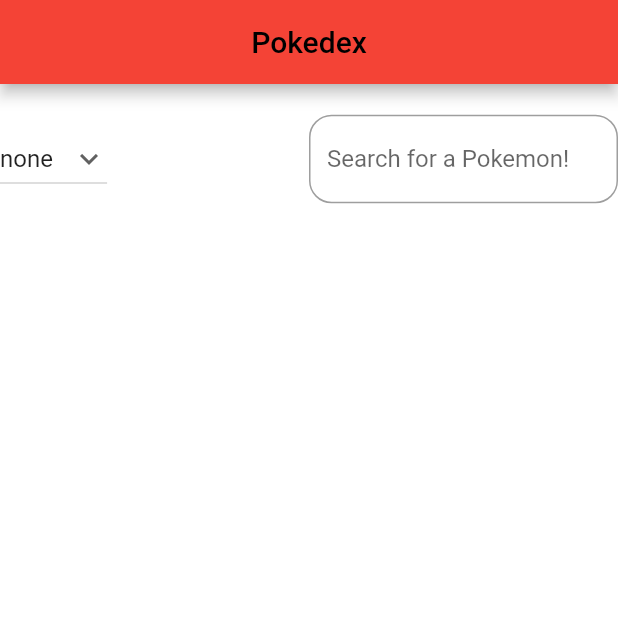
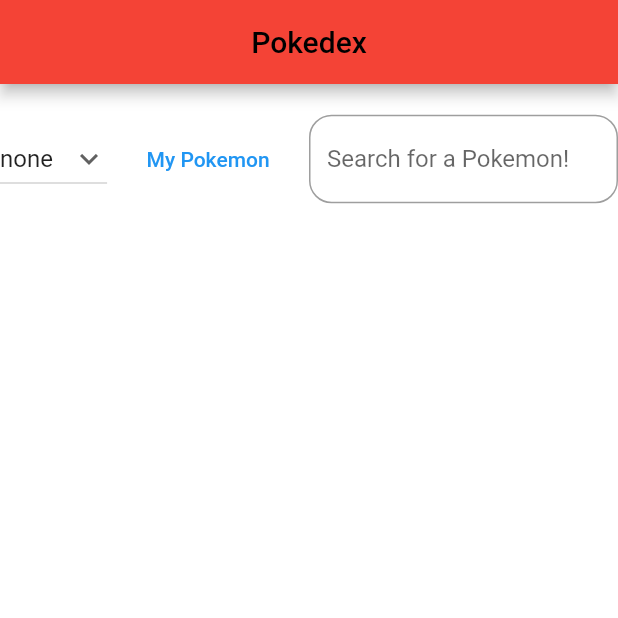
Before and after one commit to rbharath99/Pokemon-App, a Flutter app: the screen it shows after launch, on a phone screen of 412 x 824 dp, the top half of it. Run offline on Flutter 3.47's test engine with Material 2 defaults, Android fonts, the phone set to English and light mode, and no system bars; our stand-ins replace equatable, flutter_bloc; network calls fail.

Commit message:
feat: added a favorites view for pokemon

```diff
--- a/lib/pokemon/bloc/pokemon_bloc.dart
+++ b/lib/pokemon/bloc/pokemon_bloc.dart
@@ -17,6 +17,8 @@
     on<FetchPokemonData>(_fetchPokemonData);
     on<SearchPokemon>(_searchPokemon);
     on<FilterPokemon>(_filterPokemon);
+    on<AddPokemon>(_addPokemon);
+    on<RemovePokemon>(_removePokemon);
   }
 
   final PokemonRepository _pokemonRepository;
@@ -45,21 +47,45 @@
     ));
   }
 
-  Future<void> _filterPokemon(FilterPokemon event, Emitter<PokemonState> emit) async {
+  Future<void> _filterPokemon(
+      FilterPokemon event, Emitter<PokemonState> emit) async {
     final option = event.filterOption;
-    switch(option) {
+    switch (option) {
       case 'none':
         final pokemonList = await _pokemonRepository.fetchPokemonData();
-        emit(state.copyWith(filteredPokemons: pokemonList, status: BlocStatus.success, selectedOption: option));
+        emit(state.copyWith(
+            filteredPokemons: pokemonList,
+            status: BlocStatus.success,
+            selectedOption: option));
         break;
       case 'height':
         state.pokemons.sort((b, a) => a.height.compareTo(b.height));
-        emit(state.copyWith(filteredPokemons: state.pokemons, status: BlocStatus.success, selectedOption: option));
+        emit(state.copyWith(
+            filteredPokemons: state.pokemons,
+            status: BlocStatus.success,
+            selectedOption: option));
         break;
       case 'weight':
         state.pokemons.sort((b, a) => a.weight.compareTo(b.weight));
-        emit(state.copyWith(filteredPokemons: state.pokemons, status: BlocStatus.success, selectedOption: option));
+        emit(state.copyWith(
+            filteredPokemons: state.pokemons,
+            status: BlocStatus.success,
+            selectedOption: option));
         break;
     }
   }
+
+  void _addPokemon(AddPokemon event, Emitter<PokemonState> emit) {
+    final selectedPokemon = event.pokemon;
+    final List<Pokemon> pokemonList = List.from(state.myPokemons)
+      ..add(selectedPokemon);
+    emit(state.copyWith(myPokemons: pokemonList, status: BlocStatus.added));
+  }
+
+  void _removePokemon(RemovePokemon event, Emitter<PokemonState> emit) {
+    final selectedPokemon = event.pokemon;
+    final List<Pokemon> pokemonList = List.from(state.myPokemons)
+      ..remove(selectedPokemon);
+    emit(state.copyWith(myPokemons: pokemonList, status: BlocStatus.removed));
+  }
 }
--- a/lib/pokemon/bloc/pokemon_event.dart
+++ b/lib/pokemon/bloc/pokemon_event.dart
@@ -21,9 +21,26 @@
 class FilterPokemon extends PokemonEvent {
   final String filterOption;
 
-
   const FilterPokemon({required this.filterOption});
 
   @override
   List<Object?> get props => [filterOption];
 }
+
+class AddPokemon extends PokemonEvent {
+  final Pokemon pokemon;
+
+  const AddPokemon({required this.pokemon});
+
+  @override
+  List<Object?> get props => [pokemon];
+}
+
+class RemovePokemon extends PokemonEvent {
+  final Pokemon pokemon;
+
+  const RemovePokemon({required this.pokemon});
+
+  @override
+  List<Object?> get props => [pokemon];
+}
--- a/lib/pokemon/bloc/pokemon_state.dart
+++ b/lib/pokemon/bloc/pokemon_state.dart
@@ -4,6 +4,7 @@
   const PokemonState({
     this.status = BlocStatus.initial,
     this.pokemons = const [],
+    this.myPokemons = const [],
     this.filteredPokemons = const [],
     this.filterOptions = const ['none', 'height', 'weight'],
     this.selectedOption = 'none',
@@ -11,6 +12,7 @@
 
   final BlocStatus status;
   final List<Pokemon> pokemons;
+  final List<Pokemon> myPokemons;
   final List<Pokemon> filteredPokemons;
   final List<String> filterOptions;
   final String selectedOption;
@@ -18,6 +20,7 @@
   PokemonState copyWith({
     BlocStatus? status,
     List<Pokemon>? pokemons,
+    List<Pokemon>? myPokemons,
     List<Pokemon>? filteredPokemons,
     List<String>? filterOptions,
     String? selectedOption,
@@ -25,6 +28,7 @@
     return PokemonState(
       status: status ?? this.status,
       pokemons: pokemons ?? this.pokemons,
+      myPokemons: myPokemons ?? this.myPokemons,
       filteredPokemons: filteredPokemons ?? this.filteredPokemons,
       filterOptions: filterOptions ?? this.filterOptions,
       selectedOption: selectedOption ?? this.selectedOption,
@@ -32,5 +36,12 @@
   }
 
   @override
-  List<Object> get props => [status, pokemons, filteredPokemons, filterOptions, selectedOption];
+  List<Object> get props => [
+        status,
+        pokemons,
+        myPokemons,
+        filteredPokemons,
+        filterOptions,
+        selectedOption
+      ];
 }
--- a/lib/pokemon/view/pokemon_card.dart
+++ b/lib/pokemon/view/pokemon_card.dart
@@ -1,18 +1,15 @@
 import 'package:flutter/material.dart';
+import 'package:flutter_bloc/flutter_bloc.dart';
+import 'package:pokedex/pokemon/bloc/pokemon_bloc.dart';
 import 'package:pokedex/pokemon/models/pokemon.dart';
 import 'package:pokedex/pokemon/view/pokemon_details.dart';
 import 'package:pokedex/utils/map_pokemon_type_to_color.dart';
 
-class PokemonCard extends StatefulWidget {
+class PokemonCard extends StatelessWidget {
   const PokemonCard({Key? key, required this.pokemon}) : super(key: key);
 
   final Pokemon pokemon;
 
-  @override
-  State<PokemonCard> createState() => _PokemonCardState();
-}
-
-class _PokemonCardState extends State<PokemonCard> {
   @override
   Widget build(BuildContext context) {
     return OutlinedButton(
@@ -20,13 +17,13 @@
         Navigator.push(
           context,
           MaterialPageRoute(
-            builder: (context) => PokemonDetailsScreen(pokemon: widget.pokemon),
+            builder: (context) => PokemonDetailsScreen(pokemon: pokemon),
           ),
         );
       },
       style: ButtonStyle(
         backgroundColor: MaterialStateProperty.all(
-          retrievePokemonType(widget.pokemon.type[0]),
+          retrievePokemonType(pokemon.type[0]),
         ),
       ),
       child: Row(
@@ -36,19 +33,19 @@
             mainAxisAlignment: MainAxisAlignment.spaceEvenly,
             children: [
               Text(
-                'Name: ${widget.pokemon.name}',
+                'Name: ${pokemon.name}',
                 style: TextStyle(
                   color: Colors.black,
                 ),
               ),
               Text(
-                'Height: ${widget.pokemon.height}',
+                'Height: ${pokemon.height}',
                 style: TextStyle(
                   color: Colors.black,
                 ),
               ),
               Text(
-                'Weigth: ${widget.pokemon.weight}',
+                'Weigth: ${pokemon.weight}',
                 style: TextStyle(
                   color: Colors.black,
                 ),
@@ -56,7 +53,13 @@
             ],
           ),
           Spacer(),
-          Image.network(widget.pokemon.image),
+          Image.network(pokemon.image),
+          Spacer(),
+          IconButton(
+            icon: Icon(Icons.add),
+            onPressed: () =>
+                context.read<PokemonBloc>().add(AddPokemon(pokemon: pokemon)),
+          ),
         ],
       ),
     );
--- a/lib/pokemon/view/pokemon_list_view.dart
+++ b/lib/pokemon/view/pokemon_list_view.dart
@@ -1,5 +1,6 @@
 import 'package:flutter/material.dart';
 import 'package:flutter_bloc/flutter_bloc.dart';
+import 'package:pokedex/pokemon/view/my_pokemon_view.dart';
 import 'package:pokedex/pokemon/view/pokemon_card.dart';
 import 'package:pokedex/utils/status_widgets/pokemon_error.dart';
 import 'package:pokedex/utils/status_widgets/loading_bar.dart';
@@ -37,6 +38,7 @@
       builder: (context, state) {
         final bloc = context.read<PokemonBloc>();
         final pokemonFilteredList = state.filteredPokemons;
+        final myPokemonList = state.myPokemons;
         if (state.status == BlocStatus.initial) {
           bloc.add(FetchPokemonData());
         }
@@ -55,7 +57,7 @@
               child: Row(
                 mainAxisAlignment: MainAxisAlignment.spaceBetween,
                 children: [
-                  BlocSelector<PokemonBloc, PokemonState, String> (
+                  BlocSelector<PokemonBloc, PokemonState, String>(
                     selector: (state) => state.selectedOption,
                     builder: (context, selectedOption) {
                       return DropdownButton<String>(
@@ -73,6 +75,19 @@
                         },
                       );
                     },
+                  ),
+                  TextButton(
+                    onPressed: () {
+                      Navigator.push(
+                        context,
+                        MaterialPageRoute(
+                          builder: (context) => MyPokemonListView(
+                            myPokemonList: myPokemonList,
+                          ),
+                        ),
+                      );
+                    },
+                    child: Text('My Pokemon'),
                   ),
                   SizedBox(
                     width: _width / 2,
--- a/lib/utils/bloc_status.dart
+++ b/lib/utils/bloc_status.dart
@@ -5,4 +5,6 @@
   error,
   noData,
   success,
+  added,
+  removed,
 }
```
Also changed, not shown: lib/pokemon/view/my_pokemon_view.dart (added, +33 -0 lines).
